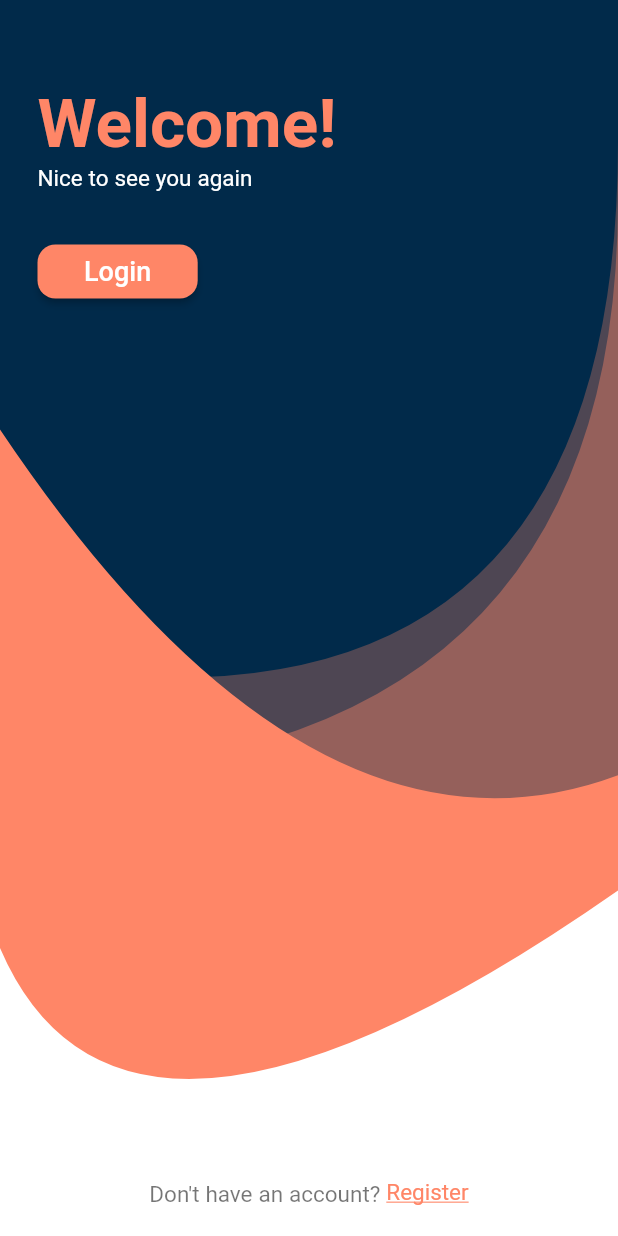
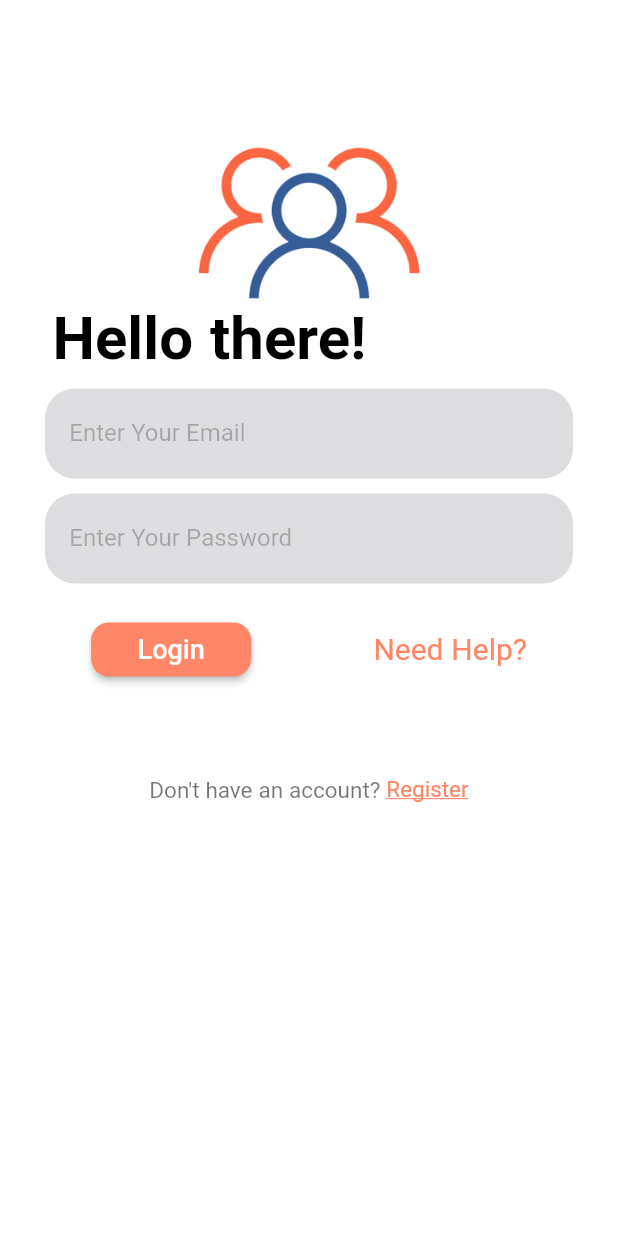
Before and after one commit to engzaid999/RegistrationScreens, a Flutter app: the screen it shows after launch, after a tap on "Login", on a phone screen of 412 x 824 dp. Run offline on Flutter 3.47's test engine with Material 2 defaults, Android fonts, the phone set to English and light mode, and no system bars; our stand-ins replace flutter_svg, font_awesome_flutter, google_fonts.

Commit message:
Login8 edit

```diff
--- a/lib/Login8/LoginScreen.dart
+++ b/lib/Login8/LoginScreen.dart
@@ -0,0 +1,188 @@
+import 'package:flutter/cupertino.dart';
+import 'package:flutter/material.dart';
+import 'package:google_fonts/google_fonts.dart';
+import 'package:registration/Login8/signUpScreen.dart';
+
+class LoginScreen extends StatefulWidget {
+  @override
+  _LoginScreenState createState() => _LoginScreenState();
+}
+
+class _LoginScreenState extends State<LoginScreen> {
+  Color _Orcolor = Color(0xffFF8667);
+  Color _Grcolor = Color(0xffDDDCDE);
+
+  @override
+  Widget build(BuildContext context) {
+    return Theme(
+      data: ThemeData(
+        fontFamily: GoogleFonts.francoisOne().fontFamily,
+      ),
+      child: Scaffold(
+        backgroundColor: Colors.white,
+        body: Padding(
+          padding:  EdgeInsets.only(top: 20),
+          child: Stack(
+            children: [
+              Align(
+                alignment: Alignment.topCenter,
+                child: Image.asset(
+                  'assets/images/back2.png',
+                  fit: BoxFit.cover,
+                ),
+              ),
+              Positioned(
+                top: 180,
+                left: 20,
+                right: 20,
+                child: Column(
+                  crossAxisAlignment: CrossAxisAlignment.start,
+                  children: [
+                    Padding(
+                      padding:  EdgeInsets.only(left: 15),
+                      child: Text(
+                        'Hello there!',
+                        style: TextStyle(
+                            color: Colors.black,
+                            fontSize: 40,
+                            fontWeight: FontWeight.bold),
+                      ),
+                    ),
+                    _form(context),
+                    SizedBox(height: 10,),
+                    Row(
+                      mainAxisAlignment: MainAxisAlignment.spaceAround,
+                      children: [
+                        RaisedButton(
+                            shape: RoundedRectangleBorder(
+                              borderRadius: BorderRadius.circular(12),
+                            ),
+                            color: Color(0xffFF8667),
+                            child: Container(
+                                margin: EdgeInsets.only(left: 15, right: 15),
+                                child: Text(
+                                  'Login',
+                                  style: TextStyle(
+                                      color: Colors.white, fontSize: 18),
+                                )),
+                            onPressed: () {}),
+                        InkWell(
+                          onTap: (){
+
+                          },
+                          child: Text('Need Help?',
+                          style: TextStyle(
+                            fontSize: 20,
+                            color: _Orcolor,
+                          ),
+                          ),
+                        ),
+                      ],
+                    ),
+
+                    Align(
+                      alignment: Alignment.bottomCenter,
+                      child: Padding(
+                        padding:  EdgeInsets.only(top: 60),
+                        child: Row(
+                          mainAxisAlignment: MainAxisAlignment.center,
+                          children: [
+                            Text("Don\'t have an account? ",
+                              style: TextStyle(
+                                fontSize: 15,
+                                color: Colors.black54,
+                              ),
+                            ),
+
+                            GestureDetector(
+                              onTap: (){
+                                Navigator.of(context).push(MaterialPageRoute(builder: (context)=>SignUpScreen()));
+                              },
+                              child: Text(
+                                "Register",
+                                style: TextStyle(
+                                  decoration: TextDecoration.underline,
+                                  fontSize: 15,
+                                  color: Color(0xffFF8667),
+                                ),
+                              ),
+                            ),
+                          ],
+                        ),
+                      ),
+                    ),
+                  ],
+                ),
+              ),
+            ],
+          ),
+        ),
+      ),
+    );
+  }
+
+  Key _key = GlobalKey<FormState>();
+
+  _form(BuildContext context) {
+    return Padding(
+      padding: EdgeInsets.all(10),
+      child: Container(
+        width: MediaQuery.of(context).size.width,
+        child: Form(
+          key: _key,
+          child: Column(
+            children: [
+              TextFormField(
+                decoration: InputDecoration(
+                    hintText: ' Enter Your Email',
+                    hintStyle: TextStyle(color: Colors.black26),
+                    filled: true,
+                    fillColor: _Grcolor,
+                    border: OutlineInputBorder(
+                      borderRadius: BorderRadius.circular(20),
+                      borderSide:
+                          BorderSide(color: Colors.transparent, width: 0),
+                    ),
+                    enabledBorder: OutlineInputBorder(
+                      borderRadius: BorderRadius.circular(20),
+                      borderSide:
+                          BorderSide(color: Colors.transparent, width: 0),
+                    ),
+                    focusedBorder: OutlineInputBorder(
+                      borderRadius: BorderRadius.circular(20),
+                      borderSide:
+                          BorderSide(color: Colors.transparent, width: 0),
+                    )),
+              ),
+              SizedBox(
+                height: 10,
+              ),
+              TextFormField(
+                decoration: InputDecoration(
+                    hintText: ' Enter Your Password',
+                    hintStyle: TextStyle(color: Colors.black26),
+                    filled: true,
+                    fillColor: _Grcolor,
+                    border: OutlineInputBorder(
+                      borderRadius: BorderRadius.circular(20),
+                      borderSide:
+                          BorderSide(color: Colors.transparent, width: 0),
+                    ),
+                    enabledBorder: OutlineInputBorder(
+                      borderRadius: BorderRadius.circular(20),
+                      borderSide:
+                          BorderSide(color: Colors.transparent, width: 0),
+                    ),
+                    focusedBorder: OutlineInputBorder(
+                      borderRadius: BorderRadius.circular(20),
+                      borderSide:
+                          BorderSide(color: Colors.transparent, width: 0),
+                    )),
+              ),
+            ],
+          ),
+        ),
+      ),
+    );
+  }
+}
--- a/lib/Login8/signUpScreen.dart
+++ b/lib/Login8/signUpScreen.dart
@@ -0,0 +1,79 @@
+import 'package:flutter/cupertino.dart';
+import 'package:flutter/material.dart';
+import 'package:google_fonts/google_fonts.dart';
+
+Color _Orcolor = Color(0xffFF8667);
+Color _Grcolor = Color(0xffDDDCDE);
+Color _Blcolor = Color(0xff012B49);
+
+class SignUpScreen extends StatefulWidget {
+  @override
+  _SignUpScreenState createState() => _SignUpScreenState();
+}
+
+class _SignUpScreenState extends State<SignUpScreen> {
+
+
+  @override
+  Widget build(BuildContext context) {
+    return Theme(
+      data: ThemeData(
+        fontFamily: GoogleFonts.francoisOne().fontFamily,
+      ),
+      child: Scaffold(
+        appBar: AppBar(
+          backgroundColor: Colors.transparent,
+          elevation: 0,
+        ),
+        extendBodyBehindAppBar: true,
+        backgroundColor: Colors.white,
+        body: Stack(
+          children: [
+            CustomPaint(
+              painter: _CuDraw1(),
+              size: Size(double.infinity,double.infinity),
+            ),
+
+            SafeArea(
+              child: Align(
+                alignment: Alignment.topLeft,
+                child: Padding(
+                  padding:  EdgeInsets.only(left: 15,top: 10),
+                  child: Text(
+                    'Create account ',
+                    style: TextStyle(
+                      fontSize: 40,
+                      color: _Blcolor,
+                      fontWeight: FontWeight.bold,
+                    ),
+                  ),
+                ),
+              ),
+            ),
+          ],
+        ),
+      ),
+    );
+  }
+}
+
+class _CuDraw1 extends  CustomPainter{
+  @override
+  void paint(Canvas canvas, Size size) {
+
+    Paint paint = Paint();
+    paint.color = _Orcolor;
+
+    Path path =Path();
+    path.lineTo(0, 0);
+    path.lineTo(0, size.height * .45);
+    path.quadraticBezierTo(size.width /2, size.height/2 * .7, size.width, size.height *0.15);
+    path.lineTo(size.width, 0);
+    path.close();
+
+    canvas.drawPath(path, paint);
+  }
+
+  @override
+  bool shouldRepaint(CustomPainter oldDelegate) =>false;
+}
--- a/lib/Login8/welcomeScreen.dart
+++ b/lib/Login8/welcomeScreen.dart
@@ -1,6 +1,8 @@
 import 'package:flutter/cupertino.dart';
 import 'package:flutter/material.dart';
 import 'package:google_fonts/google_fonts.dart';
+import 'package:registration/Login8/LoginScreen.dart';
+import 'package:registration/Login8/signUpScreen.dart';
 
 class WelcomeScreen extends StatefulWidget {
   @override
@@ -48,23 +50,22 @@ class _WelcomeScreenState extends State<WelcomeScreen> {
                       ),
                     ),
                     SizedBox(height: 30,),
-
                     RaisedButton(
-                      shape: RoundedRectangleBorder(
-                        borderRadius: BorderRadius.circular(12),
-                      ),
-                      color: Color(0xffFF8667),
+                        shape: RoundedRectangleBorder(
+                          borderRadius: BorderRadius.circular(12),
+                        ),
+                        color: Color(0xffFF8667),
                         child: Container(
-                            margin: EdgeInsets.only(left: 15,right: 15),
-                            child: Text('Login',
-                            style: TextStyle(
-                              color: Colors.white,
-                              fontSize: 18
-                            ),
-                            )
-                        ),
-                        onPressed: (){}
-                        ),
+                            margin: EdgeInsets.only(left: 15, right: 15),
+                            child: Text(
+                              'Login',
+                              style:
+                                  TextStyle(color: Colors.white, fontSize: 18),
+                            )),
+                        onPressed: () {
+                          Navigator.of(context).push(MaterialPageRoute(
+                              builder: (context) => LoginScreen()));
+                        }),
                   ],
                 ),
               ),
@@ -85,7 +86,7 @@ class _WelcomeScreenState extends State<WelcomeScreen> {
 
                     GestureDetector(
                       onTap: (){
-
+                        Navigator.of(context).push(MaterialPageRoute(builder: (context)=> SignUpScreen()));
                       },
                       child: Text(
                         "Register",
```
Also changed, not shown: assets/images/back2.png (added).
